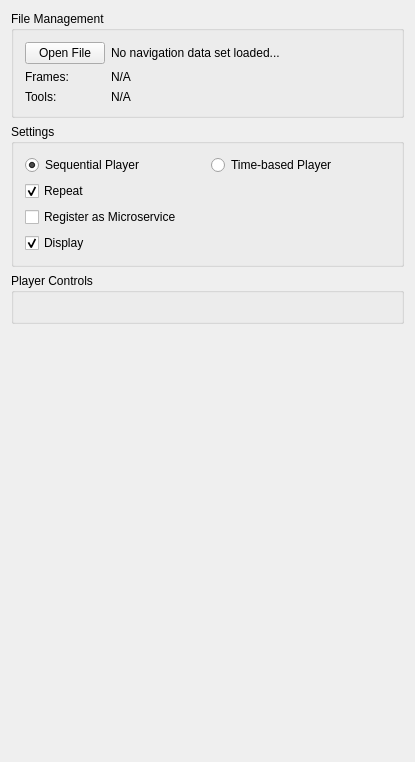
This is Plugins/org.mitk.gui.qt.igttracking/src/internal/QmitkNavigationDataPlayerViewControls.ui in MITK/MITK as Qt 5 draws it before an edit. The edited form follows.
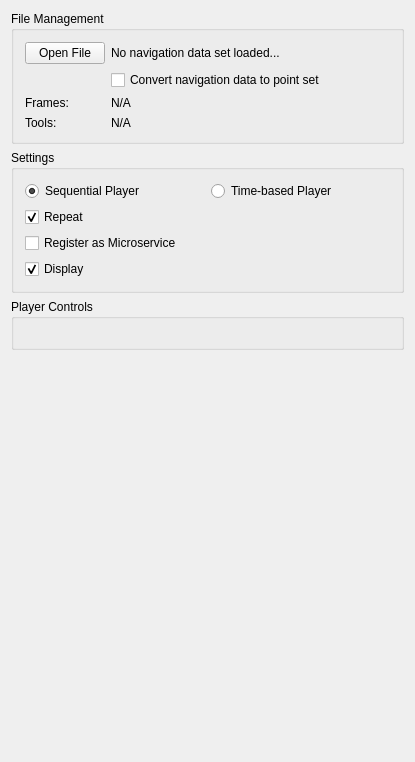
This is the edited form. Custom widgets are drawn as their Qt base class.

Commit message: Convert Navigation Data To PointSet

```diff
--- a/Plugins/org.mitk.gui.qt.igttracking/src/internal/QmitkNavigationDataPlayerViewControls.ui
+++ b/Plugins/org.mitk.gui.qt.igttracking/src/internal/QmitkNavigationDataPlayerViewControls.ui
@@ -42,34 +42,41 @@
           </property>
          </widget>
         </item>
-        <item row="1" column="0">
+        <item row="3" column="0">
          <widget class="QLabel" name="label_2">
           <property name="text">
            <string>Frames:</string>
           </property>
          </widget>
         </item>
-        <item row="2" column="0">
+        <item row="3" column="1">
+         <widget class="QLabel" name="m_LblFrames">
+          <property name="text">
+           <string>N/A</string>
+          </property>
+         </widget>
+        </item>
+        <item row="4" column="0">
          <widget class="QLabel" name="label_3">
           <property name="text">
            <string>Tools:</string>
           </property>
          </widget>
         </item>
-        <item row="1" column="1">
-         <widget class="QLabel" name="m_LblFrames">
-          <property name="text">
-           <string>N/A</string>
-          </property>
-         </widget>
-        </item>
-        <item row="2" column="1">
+        <item row="4" column="1">
          <widget class="QLabel" name="m_LblTools">
           <property name="text">
            <string>N/A</string>
           </property>
          </widget>
         </item>
+        <item row="2" column="1">
+         <widget class="QCheckBox" name="m_ChkConvertToPointSet">
+          <property name="text">
+           <string>Convert navigation data to point set</string>
+          </property>
+         </widget>
+        </item>
        </layout>
       </item>
      </layout>
```
Left out of the diff: 4 changed lines with no effect on the pictures. The commit also changes 3 other files.
